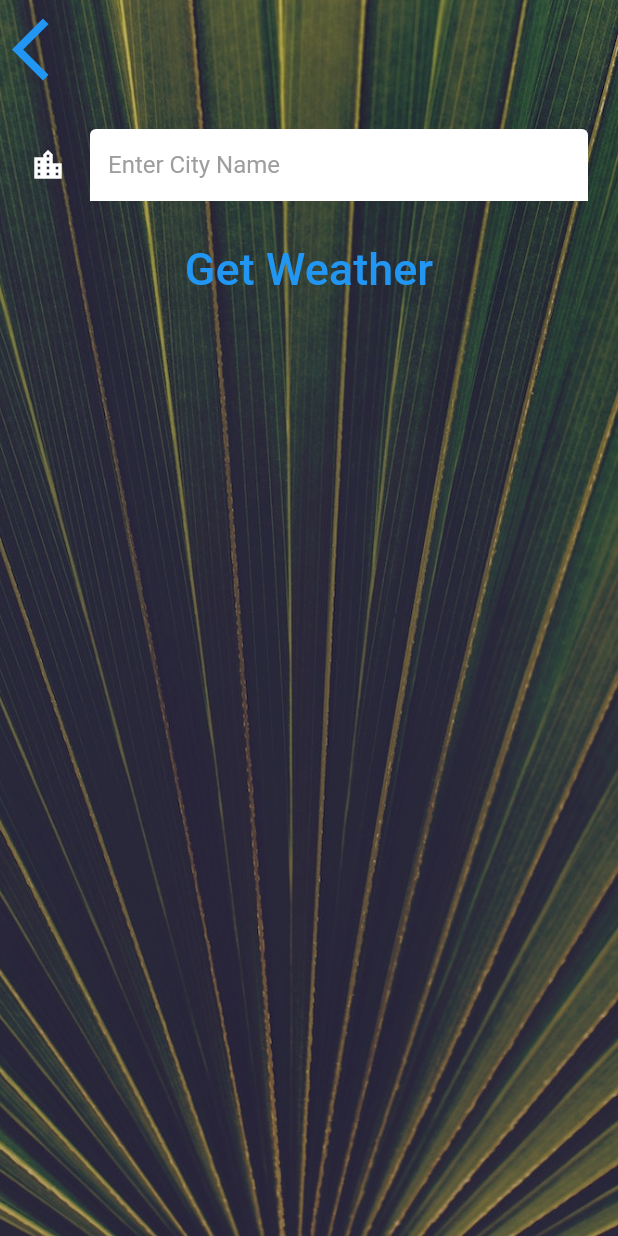
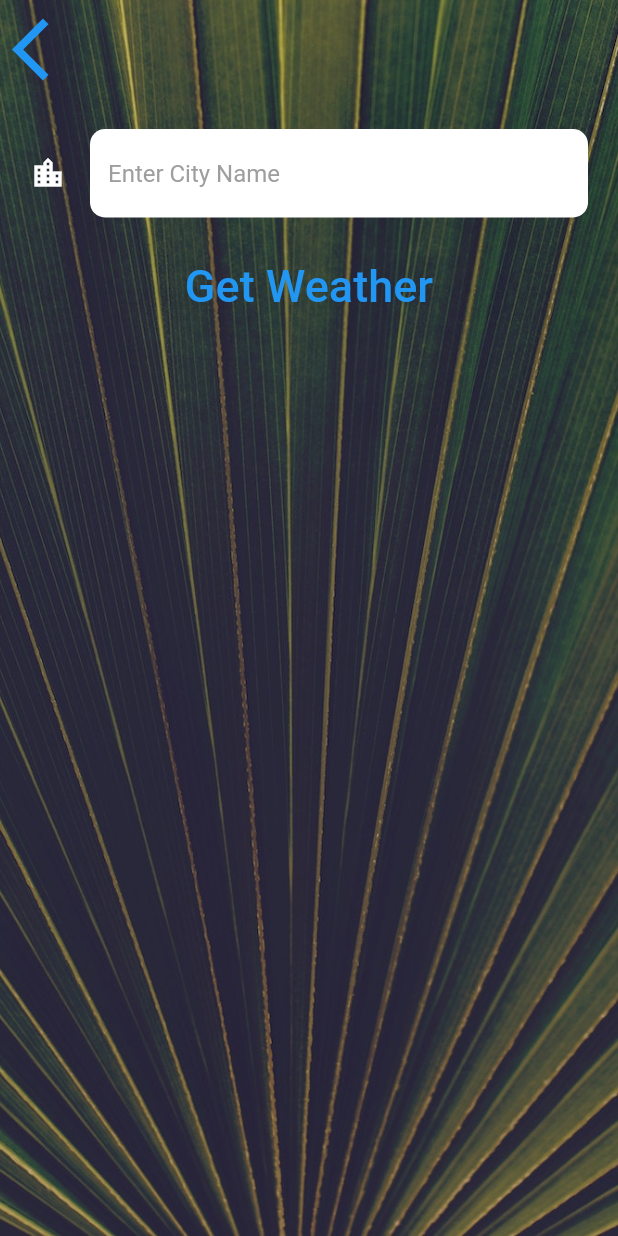
Before and after one commit to PratikBali/clima_flutter, a Flutter app: the CityScreen screen opened directly, on a phone screen of 412 x 824 dp. Run offline on Flutter 3.47's test engine with Material 2 defaults, Android fonts, the phone set to English and light mode, and no system bars; our stand-ins replace flutter_spinkit, geolocator; network calls fail; Roboto replaces fonts that are missing (Spartan MB).

Commit message:
added weather by city

```diff
--- a/lib/screens/city_screen.dart
+++ b/lib/screens/city_screen.dart
@@ -1,5 +1,6 @@
 import 'package:clima_flutter/index.dart';
 
+WeatherModel weather = WeatherModel();
 
 class CityScreen extends StatefulWidget {
   @override
@@ -7,6 +8,8 @@ class CityScreen extends StatefulWidget {
 }
 
 class _CityScreenState extends State<CityScreen> {
+  String cityName = '';
+
   @override
   Widget build(BuildContext context) {
     return Scaffold(
@@ -24,7 +27,9 @@ class _CityScreenState extends State<CityScreen> {
               Align(
                 alignment: Alignment.topLeft,
                 child: TextButton(
-                  onPressed: () {},
+                  onPressed: () {
+                    Navigator.pop(context);
+                  },
                   child: Icon(
                     Icons.arrow_back_ios,
                     size: 50.0,
@@ -34,19 +39,21 @@ class _CityScreenState extends State<CityScreen> {
               Container(
                 padding: EdgeInsets.all(20.0),
                 child: TextField(
-                  decoration: InputDecoration(
-                    filled: true,
-                    fillColor: Colors.white,
-                    icon: Icon(Icons.location_city, color: Colors.white),
-                    hintText: 'Enter City Name',
-                    hintStyle: TextStyle(
-                      color: Colors.grey,
-                    )
+                  style: TextStyle(
+                    color: Colors.black
                   ),
+                  decoration: kTextFieldDecoration,
+                  onChanged: (value) {
+                    setState(() {
+                      cityName = value;
+                    });
+                  },
                 ),
               ),
               TextButton(
-                onPressed: () {},
+                onPressed: () {
+                  Navigator.pop(context, cityName);
+                },
                 child: Text(
                   'Get Weather',
                   style: kButtonTextStyle,
--- a/lib/utilities/constants.dart
+++ b/lib/utilities/constants.dart
@@ -18,3 +18,19 @@ const kButtonTextStyle = TextStyle(
 const kConditionTextStyle = TextStyle(
   fontSize: 100.0,
 );
+
+const kTextFieldDecoration = InputDecoration(
+    filled: true,
+    fillColor: Colors.white,
+    icon: Icon(Icons.location_city, color: Colors.white),
+    hintText: 'Enter City Name',
+    hintStyle: TextStyle(
+      color: Colors.grey,
+    ),
+    border: OutlineInputBorder(
+        borderRadius: BorderRadius.all(
+            Radius.circular(10.0)
+        ),
+        borderSide: BorderSide.none
+    )
+);
```
Also changed, not shown: lib/screens/location_screen.dart (+9 -2 lines), lib/services/networking.dart (+35 -2 lines), lib/services/weather.dart (+16 -8 lines).
